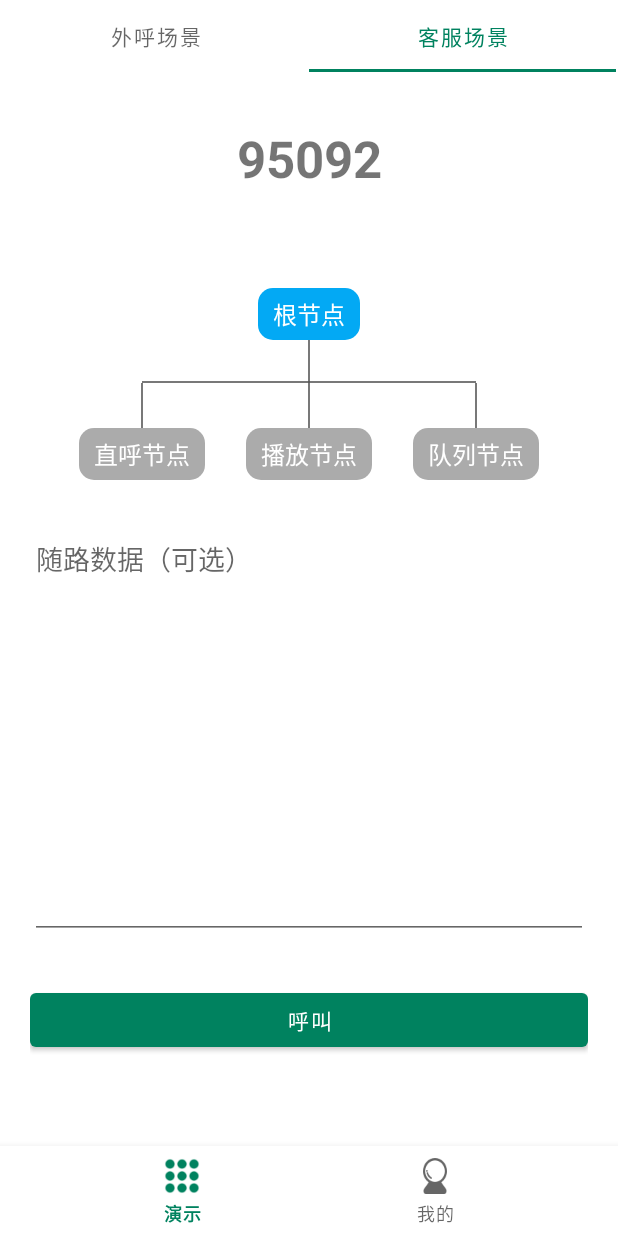
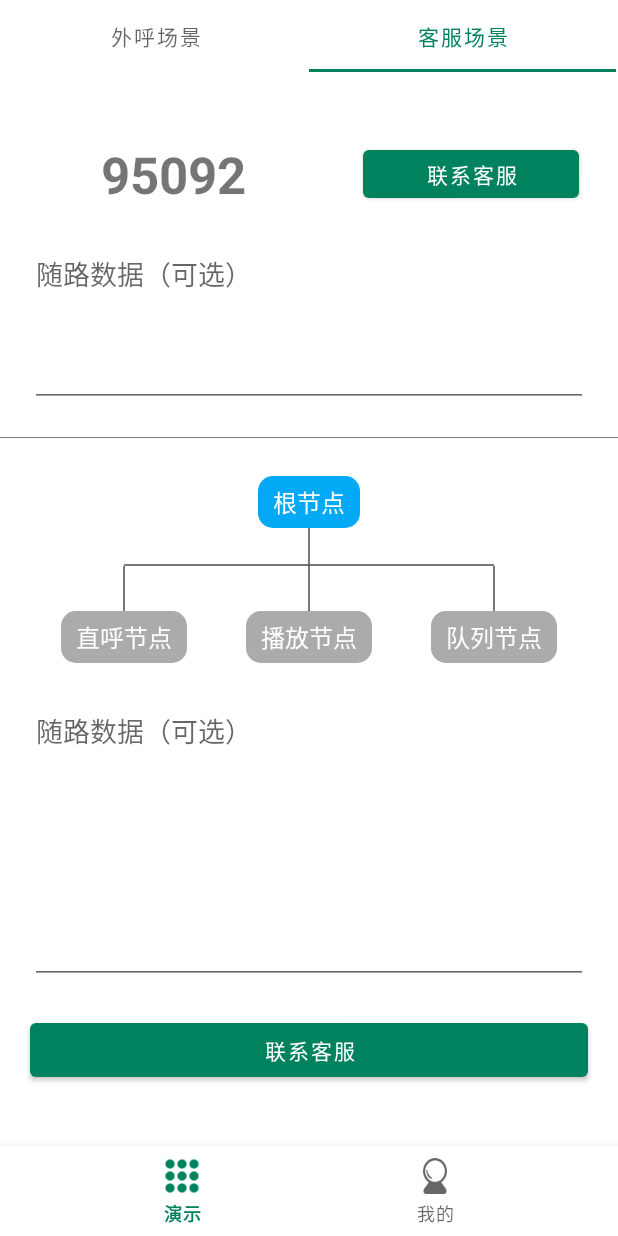
Before and after one commit to ti-net/TiCloudRTC-demo, an Android app: the screen it shows after launch (MainActivity), tab 2 chosen, on a phone screen of 412 x 824 dp. Run offline under Robolectric (Android 15) with nearby library versions, the phone set to English and light mode, and no system bars; our stand-ins replace navigation-ui; libraries missing offline, so code that uses them is left out: com.permissionx.guolindev, com.tencent.bugly, com.tinet.ticloudrtc; 2 statements that could not run were skipped.

Commit message:
1. UI 更新 2. 使用 2.0.4 版本 sdk

```diff
--- a/RTC-Android/app/src/main/kotlin/com/example/rtc_android/ui/HotlineFragment.kt
+++ b/RTC-Android/app/src/main/kotlin/com/example/rtc_android/ui/HotlineFragment.kt
@@ -22,12 +22,22 @@ class HotlineFragment : Fragment() {
 
     private val nodeIvrMap = mutableMapOf<View, String>()
 
+    private val nodeIvrUserFieldMap = mutableMapOf<View, String>()
+
+    private lateinit var nodeList: List<View>
+
     override fun onCreateView(
         inflater: LayoutInflater,
         container: ViewGroup?,
         savedInstanceState: Bundle?
     ): View {
         binding = FragmentHotlineBinding.inflate(inflater, container, false)
+        nodeList = listOf(
+            binding.btnNode1,
+            binding.btnNode2,
+            binding.btnNode3,
+            binding.btnNode4
+        )
         return binding.root
     }
 
@@ -36,11 +46,15 @@ class HotlineFragment : Fragment() {
 
         binding.apply {
             btnNode1.isSelected = true
-            nodeIvrMap[btnNode1] = BuildConfig.NODE_1_USER_FIELD
-            nodeIvrMap[btnNode2] = BuildConfig.NODE_2_USER_FIELD
-            nodeIvrMap[btnNode3] = BuildConfig.NODE_3_USER_FIELD
-            nodeIvrMap[btnNode4] = BuildConfig.NODE_4_USER_FIELD
-            edtHotlineUserField.text = Editable.Factory.getInstance().newEditable(nodeIvrMap[btnNode1])
+            nodeIvrMap[btnNode1] = ""
+            nodeIvrMap[btnNode2] = ""
+            nodeIvrMap[btnNode3] = ""
+            nodeIvrMap[btnNode4] = ""
+            nodeIvrUserFieldMap[btnNode1] = BuildConfig.NODE_1_USER_FIELD
+            nodeIvrUserFieldMap[btnNode2] = BuildConfig.NODE_2_USER_FIELD
+            nodeIvrUserFieldMap[btnNode3] = BuildConfig.NODE_3_USER_FIELD
+            nodeIvrUserFieldMap[btnNode4] = BuildConfig.NODE_4_USER_FIELD
+            edtNodeUserField.text = Editable.Factory.getInstance().newEditable(nodeIvrMap[btnNode1])
 
         }.apply {
             btnNode1.setOnClickListener { selectNode(it) }
@@ -49,12 +63,32 @@ class HotlineFragment : Fragment() {
             btnNode4.setOnClickListener { selectNode(it) }
             btnHotlineCall.setOnClickListener {
                 viewModel.viewModelScope.launch {
-                    viewModel.intentChannel.send(AppIntent.Call(
-                        tel = "",
-                        clid = "",
-                        userField = edtHotlineUserField.text.toString(),
-                        type = 1 // 1 为客服场景
-                    ))
+                    viewModel.intentChannel.send(
+                        AppIntent.Call(
+                            tel = "",
+                            clid = "",
+                            userField = String.format(
+                                nodeIvrUserFieldMap[currentSelectedNode()!!]!!,
+                                binding.edtNodeUserField.text.toString()
+                            ),
+                            type = 1 // 1 为客服场景
+                        )
+                    )
+                }
+            }
+            btnCallAgent.setOnClickListener {
+                viewModel.viewModelScope.launch {
+                    viewModel.intentChannel.send(
+                        AppIntent.Call(
+                            tel = "",
+                            clid = "",
+                            userField = String.format(
+                                BuildConfig.CALL_AGENT_USER_FIELD,
+                                edtAgentUserField.text.toString()
+                            ),
+                            type = 1 // 1 为客服场景
+                        )
+                    )
                 }
             }
         }
@@ -66,16 +100,15 @@ class HotlineFragment : Fragment() {
         node.isSelected = true
     }
 
-    private fun updateUserField(node:View){
-        binding.edtHotlineUserField.text = Editable.Factory.getInstance().newEditable(nodeIvrMap[node])
+    private fun updateUserField(node: View) {
+        binding.edtNodeUserField.text = Editable.Factory.getInstance().newEditable(nodeIvrMap[node])
     }
 
     private fun clearNodeSelectState() {
-        binding.apply {
-            btnNode1.isSelected = false
-            btnNode2.isSelected = false
-            btnNode3.isSelected = false
-            btnNode4.isSelected = false
-        }
+        nodeList.forEach { it.isSelected = false }
+    }
+
+    private fun currentSelectedNode(): View? {
+        return nodeList.find { it.isSelected }
     }
 }
--- a/RTC-Android/app/src/main/res/layout/fragment_hotline.xml
+++ b/RTC-Android/app/src/main/res/layout/fragment_hotline.xml
@@ -4,27 +4,29 @@
     xmlns:tools="http://schemas.android.com/tools"
     android:layout_width="match_parent"
     android:layout_height="match_parent"
-    android:paddingStart="20dp"
-    android:paddingEnd="20dp">
+    >
 
     <TextView
         android:id="@+id/textView2"
         android:layout_width="wrap_content"
         android:layout_height="wrap_content"
+        android:layout_marginStart="20dp"
         android:text="@string/num_95092"
         android:textSize="34sp"
         android:textStyle="bold"
         app:layout_constraintBottom_toTopOf="@+id/guideline2"
         app:layout_constraintEnd_toEndOf="parent"
+        app:layout_constraintHorizontal_bias="0.16"
         app:layout_constraintStart_toStartOf="parent"
-        app:layout_constraintTop_toTopOf="parent" />
+        app:layout_constraintTop_toTopOf="parent"
+        app:layout_constraintVertical_bias="0.23000002" />
 
     <androidx.constraintlayout.widget.Guideline
         android:id="@+id/guideline2"
         android:layout_width="wrap_content"
         android:layout_height="wrap_content"
         android:orientation="horizontal"
-        app:layout_constraintGuide_percent="0.16" />
+        app:layout_constraintGuide_percent="0.34" />
 
     <TextView
         android:id="@+id/btn_node_1"
@@ -89,8 +91,8 @@
         android:text="队列节点"
         android:textColor="#FFFFFF"
         android:textSize="16sp"
-        app:layout_constraintEnd_toStartOf="@+id/guideline5"
-        app:layout_constraintStart_toStartOf="@+id/guideline5"
+        app:layout_constraintEnd_toStartOf="@+id/edt_hotline_user_field"
+        app:layout_constraintStart_toStartOf="@+id/edt_hotline_user_field"
         app:layout_constraintTop_toTopOf="@+id/btn_node_3" />
 
     <androidx.constraintlayout.widget.Guideline
@@ -121,10 +123,10 @@
         android:layout_width="wrap_content"
         android:layout_height="wrap_content"
         android:orientation="horizontal"
-        app:layout_constraintGuide_percent="0.29" />
+        app:layout_constraintGuide_percent="0.46" />
 
     <androidx.constraintlayout.widget.Guideline
-        android:id="@+id/guideline5"
+        android:id="@+id/edt_hotline_user_field"
         android:layout_width="wrap_content"
         android:layout_height="wrap_content"
         android:orientation="vertical"
@@ -162,8 +164,8 @@
         android:layout_width="1dp"
         android:layout_height="0dp"
         app:layout_constraintBottom_toTopOf="@+id/btn_node_4"
-        app:layout_constraintEnd_toStartOf="@+id/guideline5"
-        app:layout_constraintStart_toStartOf="@+id/guideline5"
+        app:layout_constraintEnd_toStartOf="@+id/edt_hotline_user_field"
+        app:layout_constraintStart_toStartOf="@+id/edt_hotline_user_field"
         app:layout_constraintTop_toTopOf="@+id/guideline4"
         app:srcCompat="@drawable/shape_node_line" />
 
@@ -172,7 +174,7 @@
         android:layout_width="0dp"
         android:layout_height="1dp"
         app:layout_constraintBottom_toTopOf="@+id/guideline4"
-        app:layout_constraintEnd_toStartOf="@+id/guideline5"
+        app:layout_constraintEnd_toStartOf="@+id/edt_hotline_user_field"
         app:layout_constraintStart_toStartOf="@+id/guideline7"
         app:srcCompat="@drawable/shape_node_line" />
 
@@ -181,13 +183,15 @@
         android:layout_width="wrap_content"
         android:layout_height="wrap_content"
         android:orientation="horizontal"
-        app:layout_constraintGuide_percent="0.42" />
+        app:layout_constraintGuide_percent="0.58" />
 
     <EditText
-        android:id="@+id/edt_hotline_user_field"
+        android:id="@+id/edt_node_user_field"
         android:layout_width="0dp"
         android:layout_height="0dp"
-        android:layout_marginBottom="30dp"
+        android:layout_marginStart="20dp"
+        android:layout_marginEnd="20dp"
+        android:layout_marginBottom="20dp"
         android:ems="10"
         android:gravity="start|top"
         android:hint="@string/tip_user_field"
@@ -201,10 +205,51 @@
         android:id="@+id/btn_hotline_call"
         android:layout_width="0dp"
         android:layout_height="wrap_content"
-        android:layout_marginBottom="60dp"
-        android:text="@string/call"
+        android:layout_marginStart="20dp"
+        android:layout_marginEnd="20dp"
+        android:layout_marginBottom="40dp"
+        android:text="@string/callAgent"
         app:layout_constraintBottom_toBottomOf="parent"
         app:layout_constraintEnd_toEndOf="parent"
         app:layout_constraintStart_toStartOf="parent" />
 
+    <Button
+        android:id="@+id/btn_call_agent"
+        android:layout_width="144dp"
+        android:layout_height="44dp"
+        android:layout_marginEnd="20dp"
+        android:text="@string/callAgent"
+        app:layout_constraintBottom_toBottomOf="@+id/textView2"
+        app:layout_constraintEnd_toEndOf="parent"
+        app:layout_constraintHorizontal_bias="0.93"
+        app:layout_constraintStart_toEndOf="@+id/textView2"
+        app:layout_constraintTop_toTopOf="@+id/textView2" />
+
+    <ImageView
+        android:id="@+id/imageView6"
+        android:layout_width="0dp"
+        android:layout_height="wrap_content"
+        app:layout_constraintBottom_toTopOf="@+id/guideline2"
+        app:layout_constraintEnd_toEndOf="parent"
+        app:layout_constraintStart_toStartOf="parent"
+        app:layout_constraintTop_toTopOf="@+id/guideline2"
+        app:srcCompat="@drawable/shape_node_line" />
+
+    <EditText
+        android:id="@+id/edt_agent_user_field"
+        android:layout_width="0dp"
+        android:layout_height="0dp"
+        android:layout_marginStart="20dp"
+        android:layout_marginTop="20dp"
+        android:layout_marginEnd="20dp"
+        android:layout_marginBottom="20dp"
+        android:ems="10"
+        android:gravity="start|top"
+        android:hint="随路数据（可选）"
+        android:inputType="textMultiLine"
+        app:layout_constraintBottom_toTopOf="@+id/guideline2"
+        app:layout_constraintEnd_toEndOf="parent"
+        app:layout_constraintStart_toStartOf="parent"
+        app:layout_constraintTop_toBottomOf="@+id/textView2" />
+
 </androidx.constraintlayout.widget.ConstraintLayout>
--- a/RTC-Android/app/src/main/res/values/strings.xml
+++ b/RTC-Android/app/src/main/res/values/strings.xml
@@ -17,6 +17,7 @@
     <string name="out_call_scene">外呼场景</string>
     <string name="hotline_scene">客服场景</string>
     <string name="call">呼叫</string>
+    <string name="callAgent">联系客服</string>
     <string name="tip_tel">客户号码</string>
     <string name="tip_clid">外显号码（可选）</string>
     <string name="tip_user_field">随路数据（可选）</string>
```
Also changed, not shown: RTC-Android/app/build.gradle.kts (+16 -14 lines), RTC-Android/app/src/main/kotlin/com/example/rtc_android/ui/LoginFragment.kt (+29 -6 lines), RTC-Android/app/src/main/kotlin/com/example/rtc_android/ui/OutCallFragment.kt (+7 -4 lines), RTC-Android/app/src/main/res/layout/fragment_login.xml (+22 -2 lines), RTC-Android/buildSrc/src/main/kotlin/Config.kts (+19 -52 lines), 1 other file.
